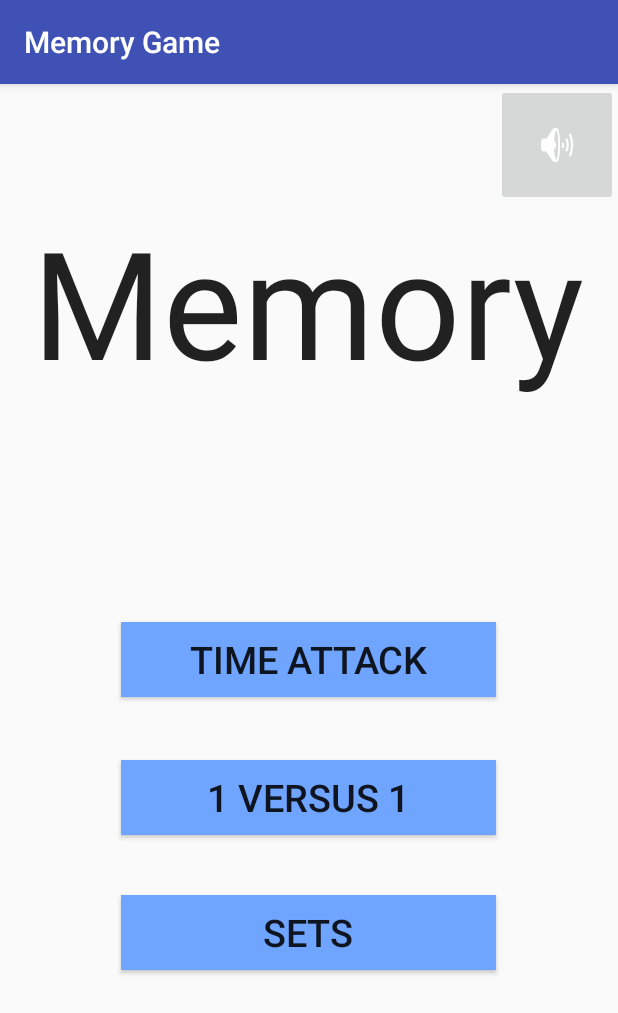
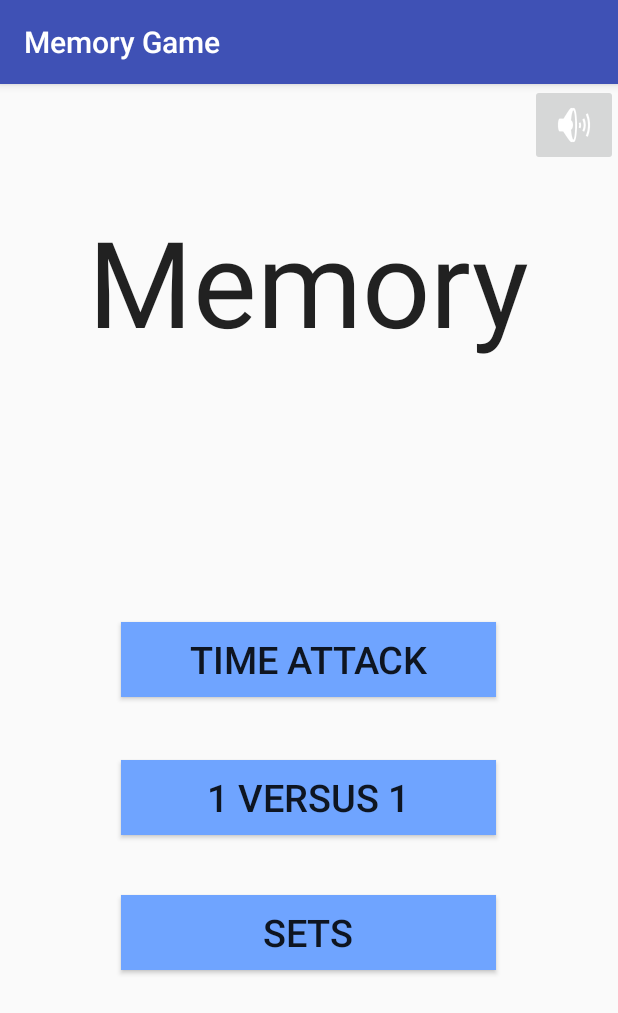
Before and after one commit to Jenjen1324/AndroidMemoryGame, an Android app: the screen it shows after launch (MainActivity), on a phone screen of 412 x 824 dp. Shown: the top 1013 px of the screen. Run offline under Robolectric (Android 15) with nearby library versions, the phone set to English and light mode, and no system bars.

Commit message:
gui anpassung

```diff
--- a/Memory/Project/app/src/main/res/layout/activity_mainmenu.xml
+++ b/Memory/Project/app/src/main/res/layout/activity_mainmenu.xml
@@ -53,19 +53,18 @@
         android:layout_marginTop="78dp"
         android:minHeight="100dp"
         android:minWidth="250dp"
-        android:textSize="100dp"
+        android:textSize="80dp"
         />
 
     <ImageButton
         android:layout_width="wrap_content"
         android:layout_height="wrap_content"
-        android:id="@+id/imageButton"
+        android:id="@+id/image_sound"
         android:layout_alignParentTop="true"
         android:layout_alignParentRight="true"
         android:layout_alignParentEnd="true"
         android:src="@android:drawable/ic_lock_silent_mode_off"
-        android:layout_toEndOf="@+id/button_sp"
+        android:layout_toEndOf="@+id/text_title"
         android:layout_marginBottom="130dp"
-        android:layout_alignBottom="@+id/text_title"
-        android:layout_toRightOf="@+id/button_sp" />
+        android:layout_alignBottom="@+id/text_title" />
 </RelativeLayout>
```
Also changed, not shown: Memory/Project/app/src/main/res/layout/activity_mp_endscreen.xml (+3 -4 lines), Memory/Project/app/src/main/res/layout/activity_sp_endscreen.xml (+4 -4 lines).
